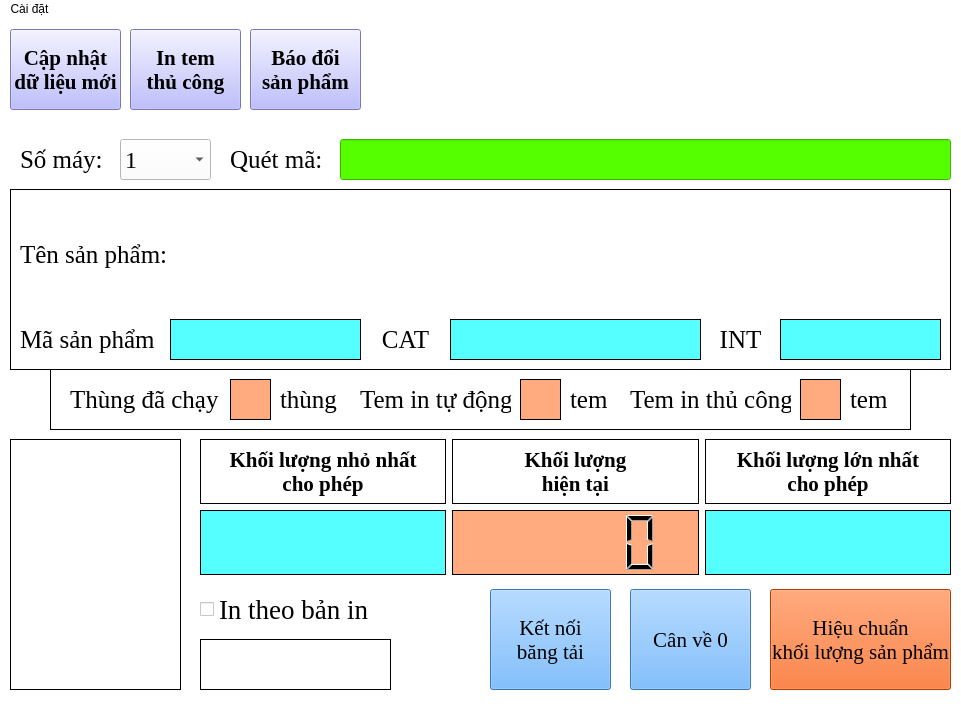
The window that qtdes/Main.ui (AlgosDuCouteau/Checkweigher) describes before a commit, drawn with Qt 5.
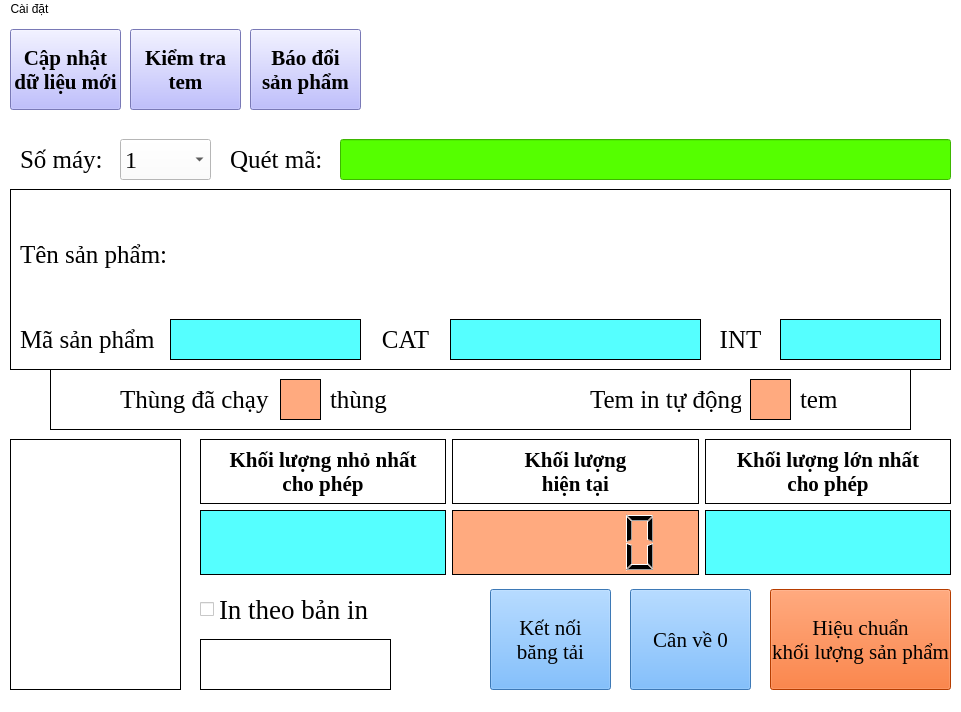
The same window after the commit. Icons and pictures are not drawn.

```diff
--- a/qtdes/Main.ui
+++ b/qtdes/Main.ui
@@ -779,7 +779,7 @@
    <widget class="QLabel" name="QuanBoxInfo">
     <property name="geometry">
      <rect>
-      <x>70</x>
+      <x>120</x>
       <y>360</y>
       <width>151</width>
       <height>41</height>
@@ -830,7 +830,7 @@
    <widget class="QLabel" name="QuanBoxUnit">
     <property name="geometry">
      <rect>
-      <x>280</x>
+      <x>330</x>
       <y>360</y>
       <width>61</width>
       <height>41</height>
@@ -852,7 +852,7 @@
     </property>
     <property name="geometry">
      <rect>
-      <x>230</x>
+      <x>280</x>
       <y>360</y>
       <width>41</width>
       <height>41</height>
@@ -900,85 +900,14 @@
      <string notr="true">background-color: rgb(170, 170, 255);</string>
     </property>
     <property name="text">
-     <string>In tem
-thủ công</string>
-    </property>
-   </widget>
-   <widget class="QLabel" name="QuanStampManualUnit">
-    <property name="geometry">
-     <rect>
-      <x>850</x>
-      <y>360</y>
-      <width>41</width>
-      <height>41</height>
-     </rect>
-    </property>
-    <property name="font">
-     <font>
-      <family>Times New Roman</family>
-      <pointsize>19</pointsize>
-     </font>
-    </property>
-    <property name="text">
-     <string>tem</string>
-    </property>
-   </widget>
-   <widget class="QLabel" name="QuanStampManualInfo">
-    <property name="geometry">
-     <rect>
-      <x>630</x>
-      <y>360</y>
-      <width>161</width>
-      <height>41</height>
-     </rect>
-    </property>
-    <property name="font">
-     <font>
-      <family>Times New Roman</family>
-      <pointsize>19</pointsize>
-     </font>
-    </property>
-    <property name="text">
-     <string>Tem in thủ công</string>
-    </property>
-   </widget>
-   <widget class="QLabel" name="QuanStampManual">
-    <property name="enabled">
-     <bool>true</bool>
-    </property>
-    <property name="geometry">
-     <rect>
-      <x>800</x>
-      <y>360</y>
-      <width>41</width>
-      <height>41</height>
-     </rect>
-    </property>
-    <property name="font">
-     <font>
-      <family>Times New Roman</family>
-      <pointsize>20</pointsize>
-      <weight>75</weight>
-      <bold>true</bold>
-     </font>
-    </property>
-    <property name="styleSheet">
-     <string notr="true">background-color: rgb(255, 170, 127);</string>
-    </property>
-    <property name="frameShape">
-     <enum>QFrame::Box</enum>
-    </property>
-    <property name="text">
-     <string/>
-    </property>
-    <property name="alignment">
-     <set>Qt::AlignCenter</set>
+     <string>Kiểm tra
+tem</string>
     </property>
    </widget>
    <widget class="QLabel" name="QuanStampAutoUnit">
     <property name="geometry">
      <rect>
-      <x>570</x>
+      <x>800</x>
       <y>360</y>
       <width>41</width>
       <height>41</height>
@@ -997,7 +926,7 @@
    <widget class="QLabel" name="QuanStampAutoInfo">
     <property name="geometry">
      <rect>
-      <x>360</x>
+      <x>590</x>
       <y>360</y>
       <width>151</width>
       <height>41</height>
@@ -1019,7 +948,7 @@
     </property>
     <property name="geometry">
      <rect>
-      <x>520</x>
+      <x>750</x>
       <y>360</y>
       <width>41</width>
       <height>41</height>
```
Left out of the diff: 9 changed lines with no effect on the pictures.
